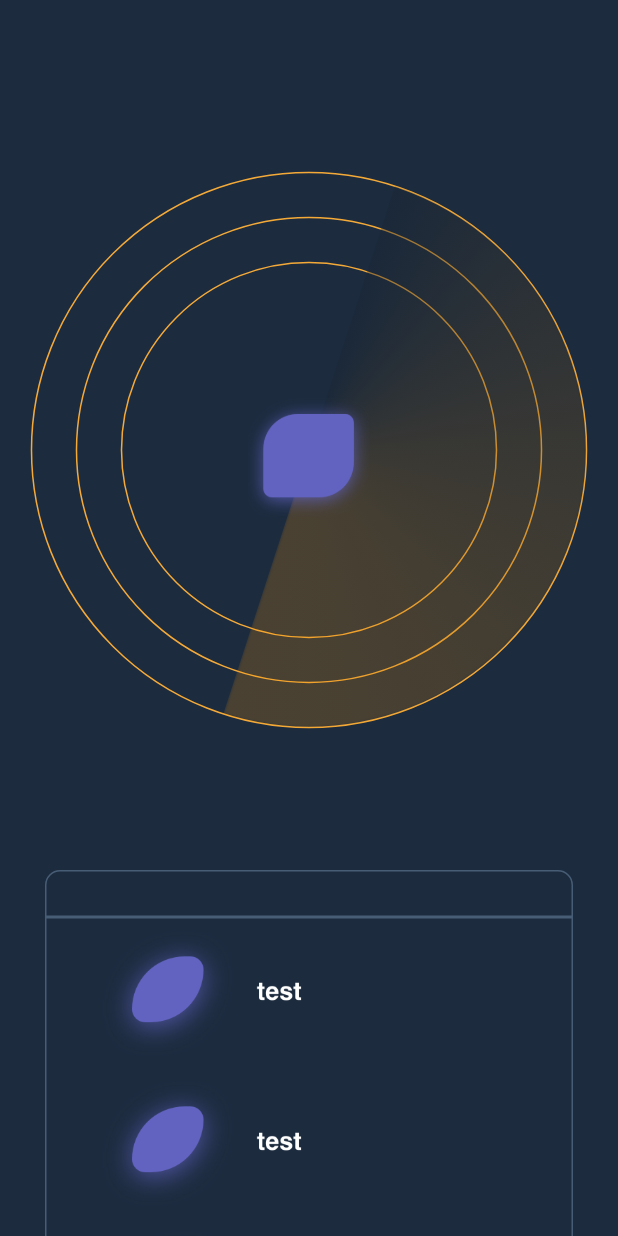
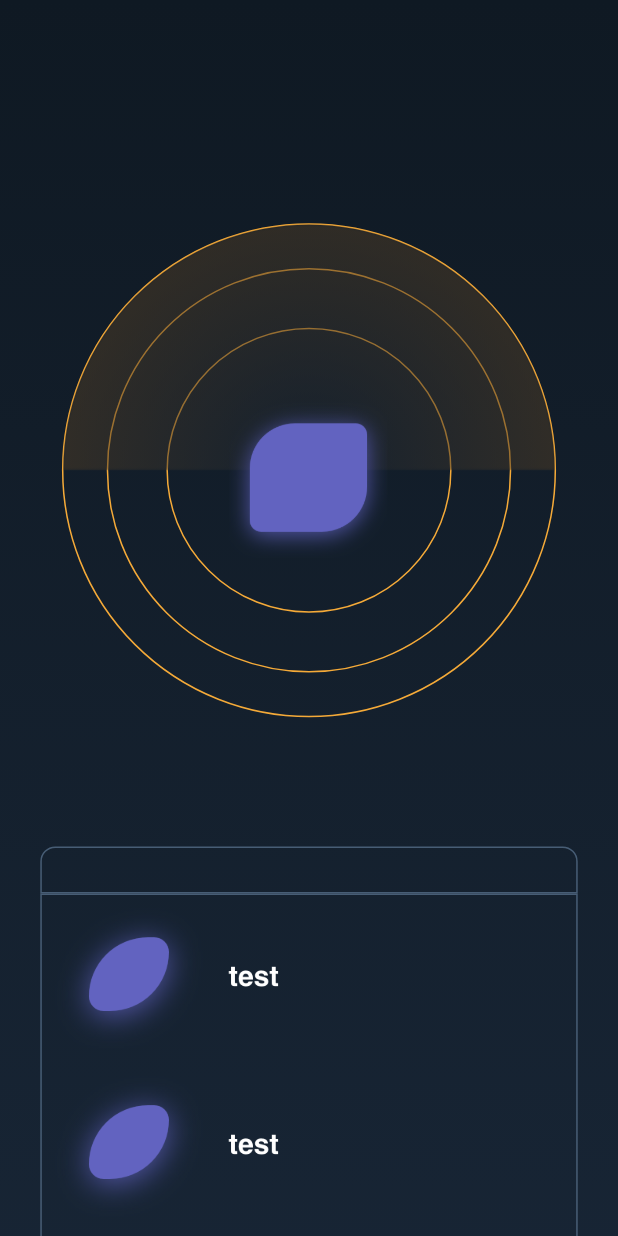
Before and after one commit to devanandp/sostronk_radar, a Flutter app: the screen it shows after launch, on a phone screen of 412 x 824 dp. Run offline on Flutter 3.47's test engine with Material 2 defaults, Android fonts, the phone set to English and light mode, and no system bars.

Commit message:
Commit_6 : Added all fixes including Gradient, animation to easeInOutCurve and handled Orientation and responsiveness across all devices also

```diff
--- /dev/null
+++ b/lib/common/colors.dart
@@ -0,0 +1,19 @@
+///Defined the colors to be used across the application as constant values in a Singleton Instance
+
+import 'package:sostronk_radar/sostronk_radar_app.dart';
+
+class MyColors {
+  MyColors._();
+
+  static final MyColors _instance = MyColors._();
+
+  factory MyColors() => _instance;
+
+  Color backGroundLinearGradientColor1 = HexColor('#0F1923');
+  Color backGroundLinearGradientColor2 = HexColor('#1C2B3E');
+  Color bottomListBorderColor = HexColor('#475D75');
+  Color radarGradientMixer1 = HexColor('#172433');
+  Color radarGradientMixer2 = HexColor('#574023');
+  Color radarGradientMixer3 = HexColor('#172433');
+  Color radarGradientMixer4 = HexColor('#F5AA38');
+}
--- /dev/null
+++ b/lib/common/common_utils.dart
@@ -0,0 +1,19 @@
+///Utility methods used for conversions are defined in the class
+
+import 'package:sostronk_radar/sostronk_radar_app.dart';
+
+class HexColor extends Color {
+  ///This method converts the Hexcolor code passed as inputs and returns the integer color code value
+  ///Input - String hexColor
+  ///Output - Integer parsed value of the color code sent
+  ///
+  static int _getColorFromHex(String hexColor) {
+    hexColor = hexColor.toUpperCase().replaceAll("#", "");
+    if (hexColor.length == 6) {
+      hexColor = "FF" + hexColor;
+    }
+    return int.parse(hexColor, radix: 16);
+  }
+
+  HexColor(final String hexColor) : super(_getColorFromHex(hexColor));
+}
--- a/lib/sostronk_radar_app.dart
+++ b/lib/sostronk_radar_app.dart
@@ -8,4 +8,8 @@ export 'package:sostronk_radar/app.dart';
 export 'package:sostronk_radar/common/images.dart';
 export 'package:sostronk_radar/common/size_config.dart';
 export 'package:sostronk_radar/views/ui/radar/radar_view.dart';
+export 'package:sostronk_radar/common/common_utils.dart';
+export 'package:flutter/gestures.dart';
+export 'package:sostronk_radar/common/colors.dart';
+export 'package:sostronk_radar/common/responsive_orientation.dart';
 export 'dart:math';
--- a/lib/views/ui/homescreen.dart
+++ b/lib/views/ui/homescreen.dart
@@ -1,4 +1,3 @@
-import 'package:flutter/gestures.dart';
 import 'package:sostronk_radar/sostronk_radar_app.dart';
 
 /// This is the stateless widget that the main application instantiates for homescreen.
@@ -8,26 +7,34 @@ class HomeScreen extends StatelessWidget {
     SizeConfig sizeConfig = new SizeConfig();
     sizeConfig.init(context);
     return Scaffold(
-        backgroundColor: Color.fromRGBO(28, 43, 62, 1),
+      backgroundColor: MyColors().backGroundLinearGradientColor1,
         body: SafeArea(
       child: SingleChildScrollView(
         dragStartBehavior: DragStartBehavior.start,
         physics: BouncingScrollPhysics(),
         child: Container(
+          decoration: BoxDecoration(
+              gradient: LinearGradient(
+                  begin: Alignment.topCenter,
+                  end: Alignment.bottomCenter,
+                  colors: [
+                MyColors().backGroundLinearGradientColor1,
+                MyColors().backGroundLinearGradientColor2
+              ])),
           width: MediaQuery.of(context).size.width / 0.4,
-              padding: EdgeInsets.only(top: 200),
+          padding: EdgeInsets.only(top: 200.toHeight),
           child: Column(
-                mainAxisAlignment: MainAxisAlignment.start,
+            mainAxisAlignment: MainAxisAlignment.center,
             crossAxisAlignment: CrossAxisAlignment.center,
             children: [
               Container(
-                    height: 200,
-                    width: MediaQuery.of(context).size.width,
+                height: OrientationHelper.isPortrait(context) ? 1000.toHeight : 4000.toHeight ,
+                width: OrientationHelper.isPortrait(context) ? MediaQuery.of(context).size.width : 300.toWidth,
                 child: Stack(
                   children: [
                     Positioned.fill(
-                          left: 10,
-                          right: 10,
+                      left: 100.toWidth,
+                      right: 100.toWidth,
                       child: Center(
                         child: Stack(children: [
                           Positioned.fill(
@@ -40,8 +47,8 @@ class HomeScreen extends StatelessWidget {
                   ],
                 ),
               ),
-                  SizedBox(height: 150),
-                  listOfTestWidgets()
+              // SizedBox(height: 150.toHeight),
+              listOfTestWidgets(context)
             ],
           ),
         ),
@@ -50,27 +57,28 @@ class HomeScreen extends StatelessWidget {
   }
 
   ///Returns the list of test widgets as images
-  Widget listOfTestWidgets() {
+  Widget listOfTestWidgets(BuildContext context) {
     return Padding(
-      padding: const EdgeInsets.all(30.0),
+      padding: OrientationHelper.isPortrait(context) ? EdgeInsets.all(60.0.toHeight) : EdgeInsets.only(left: 10.0.toWidth, right: 10.toWidth),
       child: Column(
         children: [
           Container(
-            padding: EdgeInsets.only(top: 60, left: 20, right: 20),
-            height: 70.toHeight,
+            padding: EdgeInsets.only(top: 60.toHeight, left: 40.toWidth, right: 40.toWidth),
+            height: OrientationHelper.isPortrait(context) ? 70.toHeight : 140.toHeight,
+            width: OrientationHelper.isPortrait(context) ? 400.toWidth : 200.toWidth,
             decoration: BoxDecoration(
                 border: Border.all(
-                  color: Color.fromRGBO(71, 93, 117, 1),
+                  color: MyColors().bottomListBorderColor,
                 ),
                 borderRadius: BorderRadius.only(
                     topLeft: Radius.circular(10),
                     topRight: Radius.circular(10))),
           ),
           Container(
-            width: 400,
+            width: OrientationHelper.isPortrait(context) ? 400.toWidth : 200.toWidth,
             decoration: BoxDecoration(
                 border: Border.all(
-                  color: Color.fromRGBO(71, 93, 117, 1),
+                  color: MyColors().bottomListBorderColor,
                 ),
                 borderRadius: BorderRadius.only(
                     bottomLeft: Radius.circular(10),
@@ -103,12 +111,11 @@ class HomeScreen extends StatelessWidget {
       children: [
         for (int i = 0; i <= 5; i++)
           Container(
-            height: 100,
-            width: 200,
+            height: 250.toHeight,
+            width: 250.toWidth,
+            alignment: Alignment.centerLeft,
             child: Image.asset(
               AllImages().testOvalWithLogo,
-              height: 100,
-              width: 100,
             ),
           ),
       ],
--- a/lib/views/ui/radar/radar_view.dart
+++ b/lib/views/ui/radar/radar_view.dart
@@ -15,8 +15,9 @@ class _RadarViewState extends State<RadarView>
   void initState() {
     _controller =
         AnimationController(vsync: this, duration: Duration(seconds: 1));
-    _animation = Tween(begin: .0, end: pi * 2).animate(_controller);
-    _controller.repeat(period: Duration(seconds: 1));
+    _animation = Tween(begin: 0.0, end: pi * 2).animate(
+        new CurvedAnimation(parent: _controller, curve: Curves.easeInOut));
+    _controller.animateBack(1.0, duration: Duration(seconds: 2));
     super.initState();
   }
 
```
Also changed, not shown: lib/common/responsive_orientation.dart (added, +31 -0 lines), lib/views/ui/radar/radar_painter.dart (+24 -18 lines), lib/main.dart (line endings or trailing spaces). Lines whose indentation alone changed are shown as unchanged.
